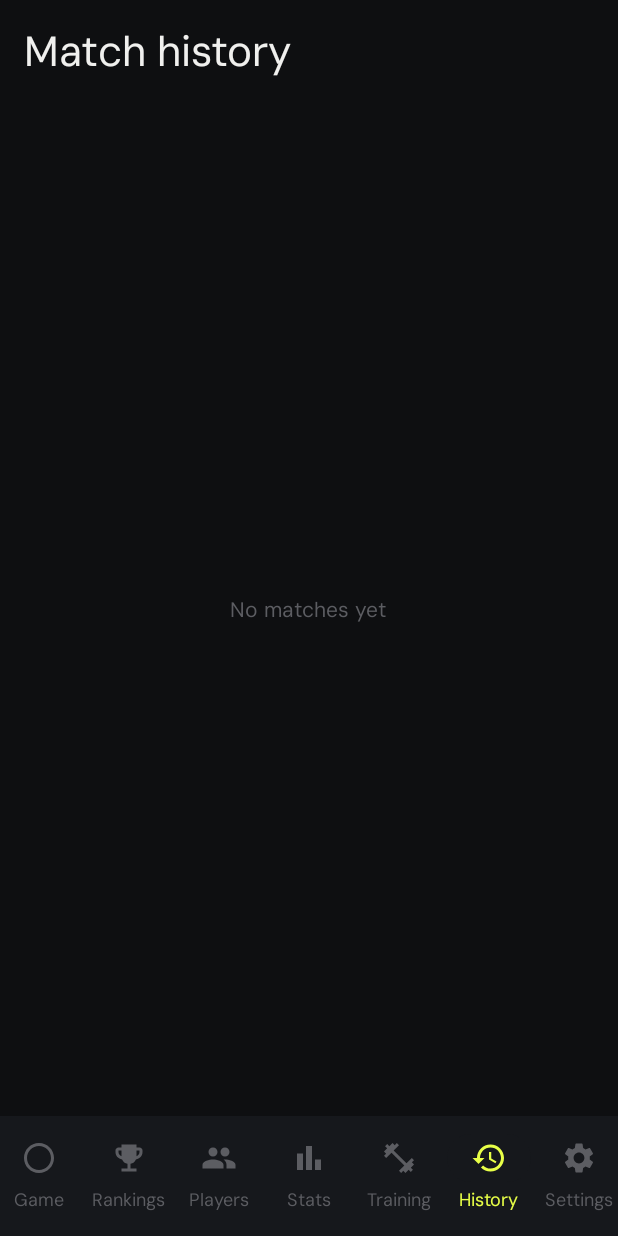
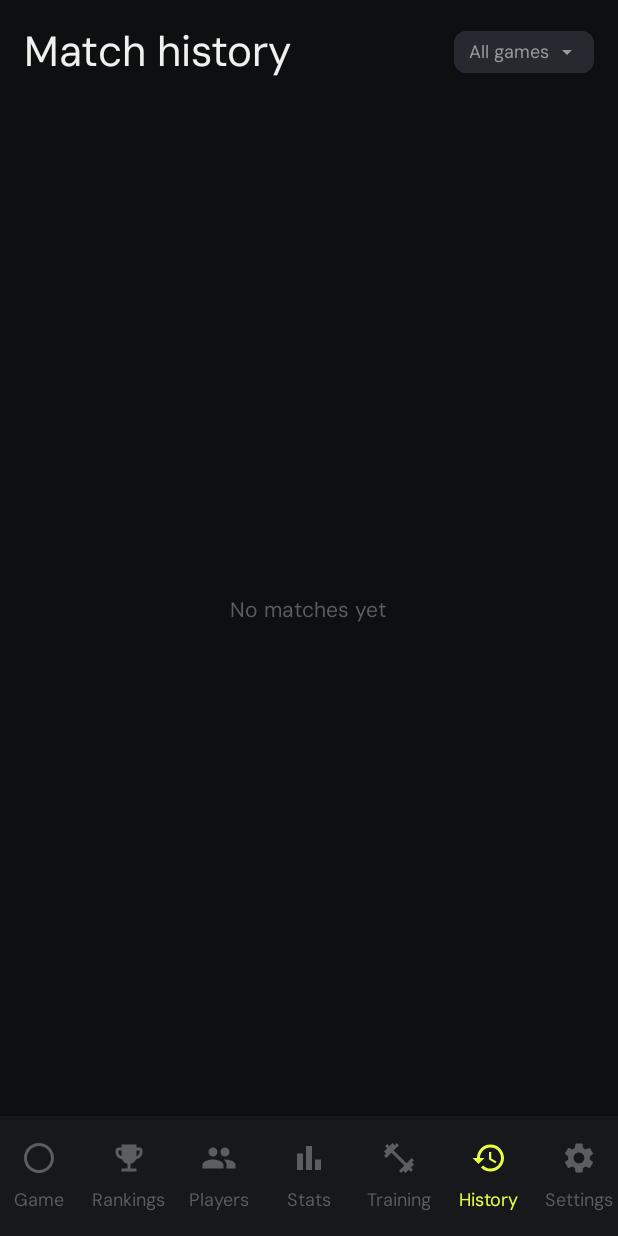
Before and after one commit to Chrausen/androiddartapp, an Android app built with Jetpack Compose: the HistoryScreen screen opened through its navigation route, on a phone screen of 412 x 824 dp. Run offline under Robolectric (Android 15) with nearby library versions, the phone set to English and light mode, and no system bars; our stand-ins replace Dagger/Hilt's generated code.

Commit message:
Add game type filter dropdown to match history screen
Adds ALL / CASUAL / RANKED filter dropdown in the history screen header.
The ViewModel stores allSummaries separately and re-applies the filter
on each data update or user selection, preserving reactive updates.

https://claude.ai/code/session_01NMMe7jxj7N7BVgegTV3zG7

```diff
--- a/app/src/main/java/com/clubdarts/ui/history/HistoryScreen.kt
+++ b/app/src/main/java/com/clubdarts/ui/history/HistoryScreen.kt
@@ -7,6 +7,8 @@ import androidx.compose.foundation.lazy.LazyColumn
 import androidx.compose.foundation.lazy.items
 import androidx.compose.foundation.shape.CircleShape
 import androidx.compose.foundation.shape.RoundedCornerShape
+import androidx.compose.material.icons.Icons
+import androidx.compose.material.icons.filled.ArrowDropDown
 import androidx.compose.material3.*
 import androidx.compose.runtime.*
 import androidx.compose.ui.Alignment
@@ -40,7 +42,17 @@ fun HistoryScreen(
             .padding(horizontal = 16.dp)
     ) {
         Spacer(modifier = Modifier.height(16.dp))
-        Text(stringResource(R.string.history_title), style = MaterialTheme.typography.headlineMedium, color = TextPrimary)
+        Row(
+            modifier = Modifier.fillMaxWidth(),
+            verticalAlignment = Alignment.CenterVertically,
+            horizontalArrangement = Arrangement.SpaceBetween
+        ) {
+            Text(stringResource(R.string.history_title), style = MaterialTheme.typography.headlineMedium, color = TextPrimary)
+            FilterDropdown(
+                selectedFilter = uiState.selectedFilter,
+                onFilterSelected = { viewModel.setFilter(it) }
+            )
+        }
         Spacer(modifier = Modifier.height(16.dp))
 
         if (uiState.isLoading) {
@@ -71,6 +83,76 @@ fun HistoryScreen(
                     }
                 }
                 item { Spacer(modifier = Modifier.height(16.dp)) }
+            }
+        }
+    }
+}
+
+@Composable
+private fun FilterDropdown(
+    selectedFilter: GameFilter,
+    onFilterSelected: (GameFilter) -> Unit
+) {
+    var expanded by remember { mutableStateOf(false) }
+
+    val label = stringResource(
+        when (selectedFilter) {
+            GameFilter.ALL -> R.string.history_filter_all
+            GameFilter.CASUAL -> R.string.history_filter_casual
+            GameFilter.RANKED -> R.string.history_filter_ranked
+        }
+    )
+
+    Box {
+        Surface(
+            color = Surface3,
+            shape = RoundedCornerShape(8.dp),
+            modifier = Modifier.clickable { expanded = true }
+        ) {
+            Row(
+                modifier = Modifier.padding(horizontal = 10.dp, vertical = 6.dp),
+                verticalAlignment = Alignment.CenterVertically,
+                horizontalArrangement = Arrangement.spacedBy(4.dp)
+            ) {
+                Text(
+                    text = label,
+                    style = MaterialTheme.typography.labelMedium,
+                    color = TextSecondary
+                )
+                Icon(
+                    imageVector = Icons.Filled.ArrowDropDown,
+                    contentDescription = null,
+                    tint = TextSecondary,
+                    modifier = Modifier.size(16.dp)
+                )
+            }
+        }
+        DropdownMenu(
+            expanded = expanded,
+            onDismissRequest = { expanded = false },
+            containerColor = Surface
+        ) {
+            GameFilter.entries.forEach { filter ->
+                val itemLabel = stringResource(
+                    when (filter) {
+                        GameFilter.ALL -> R.string.history_filter_all
+                        GameFilter.CASUAL -> R.string.history_filter_casual
+                        GameFilter.RANKED -> R.string.history_filter_ranked
+                    }
+                )
+                DropdownMenuItem(
+                    text = {
+                        Text(
+                            text = itemLabel,
+                            style = MaterialTheme.typography.bodySmall,
+                            color = if (filter == selectedFilter) Accent else TextPrimary
+                        )
+                    },
+                    onClick = {
+                        onFilterSelected(filter)
+                        expanded = false
+                    }
+                )
             }
         }
     }
--- a/app/src/main/res/values/strings.xml
+++ b/app/src/main/res/values/strings.xml
@@ -113,6 +113,9 @@
     <string name="history_ranked">Ranked</string>
     <string name="history_solo">Solo</string>
     <string name="history_teams">Teams</string>
+    <string name="history_filter_all">All games</string>
+    <string name="history_filter_casual">Casual only</string>
+    <string name="history_filter_ranked">Ranked only</string>
 
     <!-- Match detail screen -->
     <string name="match_detail_title">Match detail</string>
```
Also changed, not shown: app/src/main/java/com/clubdarts/ui/history/HistoryViewModel.kt (+24 -1 lines), 1 other file.
